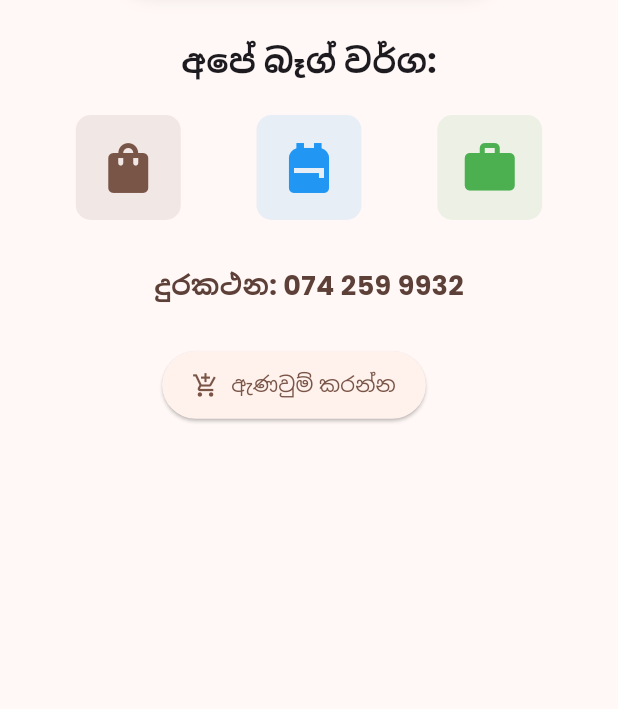
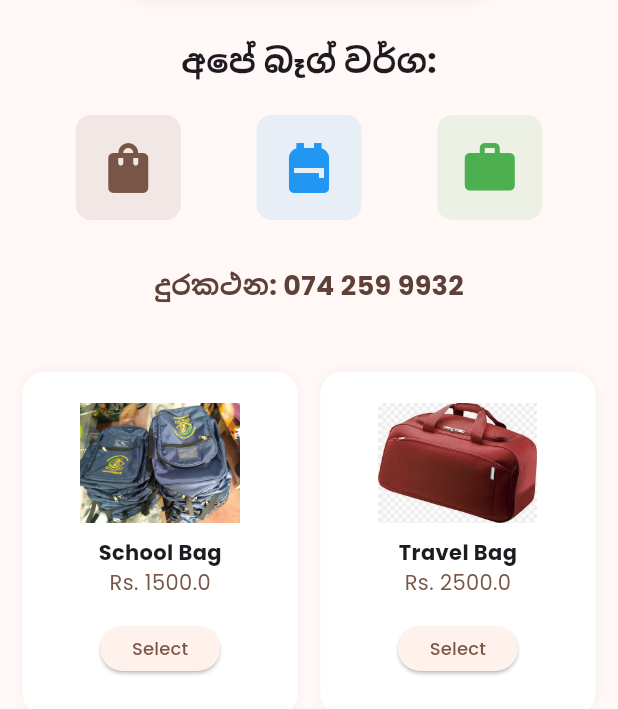
Before and after one commit to HashanMadhu/tharu-bag-app, a Flutter app: the screen it shows after launch, on a phone screen of 412 x 824 dp, the part 527-1236 px from its top. Run offline on Flutter 3.47's test engine with Material 3 defaults, Android fonts, the phone set to English and light mode, and no system bars; our stand-ins replace flutter_riverpod, google_fonts.

Commit message:
(Grid view for home page)Add BagProduct model and update HomePage to display bags in a GridView

```diff
--- a/my_bag_app/lib/main.dart
+++ b/my_bag_app/lib/main.dart
@@ -3,6 +3,7 @@ import 'package:flutter_riverpod/flutter_riverpod.dart'; // Riverpod package එ
 import 'package:google_fonts/google_fonts.dart'; // Google Fonts package එක import කිරීම
 import 'package:my_bag_app/pages/order_page.dart';
 import 'pages/home_page.dart';
+
 
 void main() {
   runApp(
--- /dev/null
+++ b/my_bag_app/lib/models/bag_model.dart
@@ -0,0 +1,43 @@
+import 'package:flutter/material.dart';
+
+class BagProduct {
+  final String name;
+  final String imagePath;
+  final double price;
+  final Color color;
+
+  BagProduct({
+    required this.name,
+    required this.imagePath,
+    required this.price,
+    required this.color,
+  });
+}
+
+// දැනට අපේ ඇප් එකේ ඇති බෑග් වර්ග මෙහි ඇතුළත් කරමු
+List<BagProduct> tharuBags = [
+  BagProduct(
+    name: "School Bag",
+    imagePath: "assets/school_bag.png",
+    price: 1500,
+    color: Colors.blue,
+  ),
+  BagProduct(
+    name: "Travel Bag",
+    imagePath: "assets/travel_bag.png",
+    price: 2500,
+    color: Colors.green,
+  ),
+  BagProduct(
+    name: "Hand Bag",
+    imagePath: "assets/hand_bag.png",
+    price: 1200,
+    color: Colors.brown,
+  ),
+  BagProduct(
+    name: "Lunch Bag",
+    imagePath: "assets/lunch_bag.png",
+    price: 1500,
+    color: Colors.purple,
+  ),
+];
--- a/my_bag_app/lib/pages/home_page.dart
+++ b/my_bag_app/lib/pages/home_page.dart
@@ -1,6 +1,7 @@
 import 'package:flutter/material.dart';
 import 'order_page.dart';
 import '../shared/widgets/app_drawer.dart';
+import '../models/bag_model.dart';
 
 class HomePage extends StatelessWidget {
   const HomePage({super.key}); // Const constructor එකක් එක් කරන්න
@@ -59,6 +60,8 @@ class HomePage extends StatelessWidget {
                 buildBagIcon(Icons.shopping_bag, Colors.brown),
                 buildBagIcon(Icons.backpack, Colors.blue),
                 buildBagIcon(Icons.work, Colors.green),
+
+                //Body එක ඇතුළත Column එකේ අයිකන තිබුණු තැනට මෙය දමන්න:
               ],
             ),
             const SizedBox(height: 30),
@@ -71,26 +74,89 @@ class HomePage extends StatelessWidget {
               ),
             ),
             const SizedBox(height: 30),
-            Row(
+            // Row(
+            //   mainAxisAlignment: MainAxisAlignment.center,
+            //   children: [
+            //     ElevatedButton.icon(
+            //       onPressed: () => Navigator.push(
+            //         context,
+            //         MaterialPageRoute(builder: (context) => const OrderPage()),
+            //       ),
+            //       icon: const Icon(Icons.add_shopping_cart),
+            //       label: const Text("ඇණවුම් කරන්න"),
+            //       style: ElevatedButton.styleFrom(
+            //         padding: const EdgeInsets.symmetric(
+            //           horizontal: 20,
+            //           vertical: 12,
+            //         ),
+            //       ),
+            //     ),
+            //     const SizedBox(width: 20),
+            //     // ඇමතුම් ලබාගැනීම පසුව සැකසිය හැක
+            //   ],
+            // ),
+            // Body එක ඇතුළත Column එකේ අයිකන තිබුණු තැනට මෙය දමන්න:
+            GridView.builder(
+              shrinkWrap: true, // GridView එකේ height එක content එකට අනුව සකසන්න
+              physics:
+                  const NeverScrollableScrollPhysics(), // පිටුව scroll වීමට ඉඩ දීමට
+              padding: const EdgeInsets.all(15),
+              gridDelegate: const SliverGridDelegateWithFixedCrossAxisCount(
+                crossAxisCount: 2, // පේළියකට අයිතම 2 බැගින්
+                childAspectRatio: 0.8, // කොටුවල හැඩය
+                crossAxisSpacing: 15,
+                mainAxisSpacing: 15,
+              ),
+              itemCount: tharuBags.length,
+              itemBuilder: (context, index) {
+                final bag = tharuBags[index];
+                return Container(
+                  decoration: BoxDecoration(
+                    color: Colors.white,
+                    borderRadius: BorderRadius.circular(15),
+                    boxShadow: [
+                      BoxShadow(
+                        color: Colors.grey.withOpacity(0.1),
+                        blurRadius: 5,
+                      ),
+                    ],
+                  ),
+                  child: Column(
                     mainAxisAlignment: MainAxisAlignment.center,
                     children: [
-                ElevatedButton.icon(
-                  onPressed: () => Navigator.push(
+                      Image.asset(bag.imagePath, height: 80),
+                      const SizedBox(height: 10),
+                      Text(
+                        bag.name,
+                        style: const TextStyle(fontWeight: FontWeight.bold),
+                      ),
+                      Text(
+                        "Rs. ${bag.price}",
+                        style: const TextStyle(color: Colors.brown),
+                      ),
+                      const SizedBox(height: 10),
+                      ElevatedButton(
+                        onPressed: () {
+                          Navigator.push(
                             context,
-                    MaterialPageRoute(builder: (context) => const OrderPage()),
+                            MaterialPageRoute(
+                              builder: (context) => const OrderPage(),
                             ),
-                  icon: const Icon(Icons.add_shopping_cart),
-                  label: const Text("ඇණවුම් කරන්න"),
+                          );
+                        },
                         style: ElevatedButton.styleFrom(
-                    padding: const EdgeInsets.symmetric(
-                      horizontal: 20,
-                      vertical: 12,
+                          padding: const EdgeInsets.symmetric(horizontal: 10),
+                          minimumSize: const Size(80, 30),
+                        ),
+                        child: const Text(
+                          "Select",
+                          style: TextStyle(fontSize: 12),
                         ),
                       ),
+                    ],
                   ),
-                const SizedBox(width: 20),
-                // ඇමතුම් ලබාගැනීම පසුව සැකසිය හැක
-              ],
+                );
+              },
             ),
             const SizedBox(height: 50),
           ],
```
Lines whose indentation alone changed are shown as unchanged.
